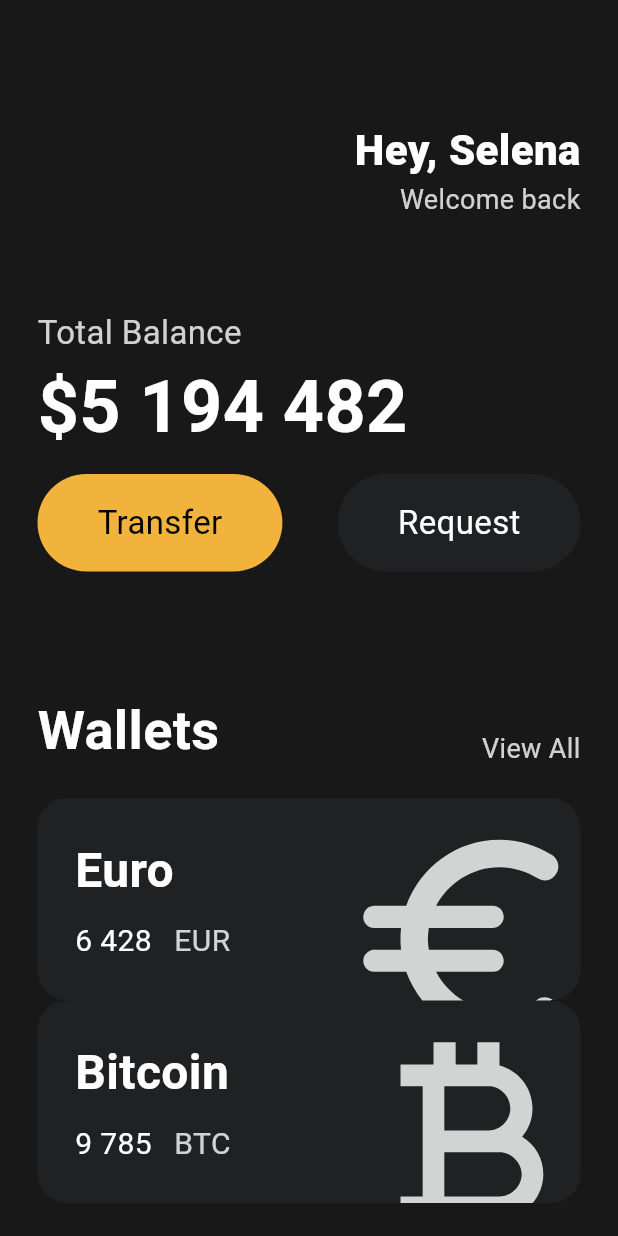
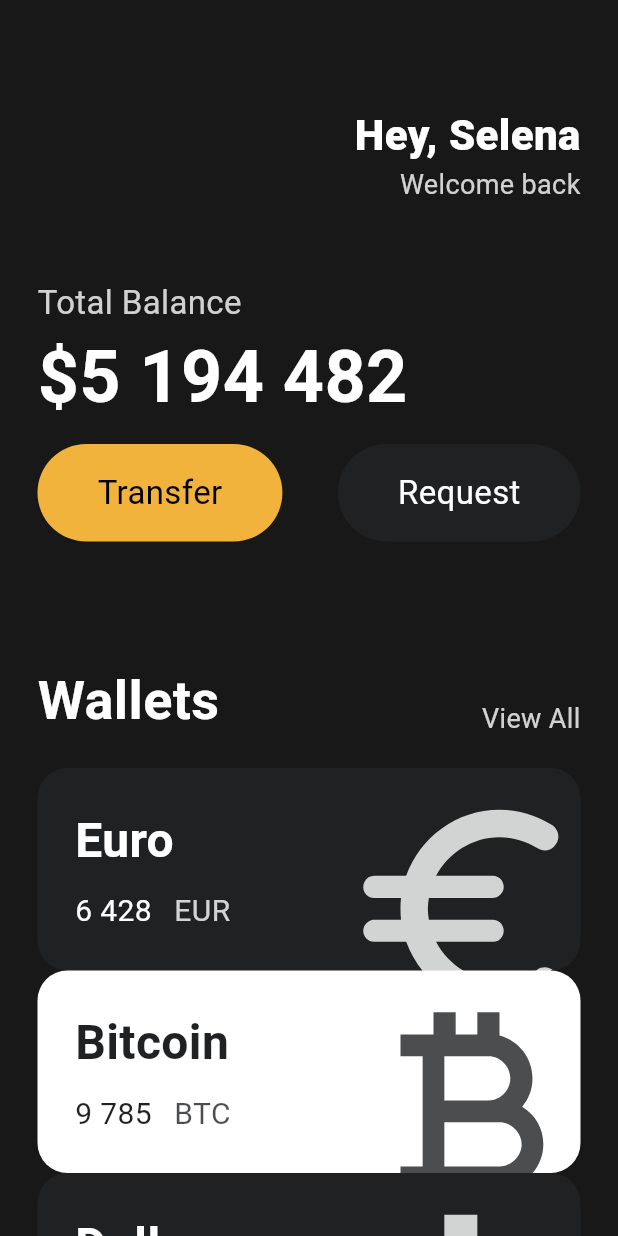
Before and after one commit to kimjihye058/2024-Flutter-Study, a Flutter app: the screen it shows after launch, on a phone screen of 412 x 824 dp. Run offline on Flutter 3.47's test engine with Material 3 defaults, Android fonts, the phone set to English and light mode, and no system bars.

Commit message:
scroll 가능하도록 하기(singleChildScrollView)

```diff
--- a/lib/main.dart
+++ b/lib/main.dart
@@ -15,7 +15,8 @@ class App extends StatelessWidget {
     return MaterialApp(
       home: Scaffold(
         backgroundColor: Color(0xFF181818),
-        body: Padding(
+        body: SingleChildScrollView(
+          child: Padding(
             padding: EdgeInsets.symmetric(
               horizontal: 25,
             ),
@@ -23,7 +24,7 @@ class App extends StatelessWidget {
               crossAxisAlignment: CrossAxisAlignment.start,
               children: [
                 SizedBox(
-                height: 80,
+                  height: 70,
                 ),
                 Row(
                   mainAxisAlignment: MainAxisAlignment.end,
@@ -51,7 +52,7 @@ class App extends StatelessWidget {
                   ],
                 ),
                 SizedBox(
-                height: 60,
+                  height: 50,
                 ),
                 Text(
                   'Total Balance',
@@ -119,14 +120,24 @@ class App extends StatelessWidget {
                   code: 'EUR',
                   amount: '6 428',
                   icon: Icons.euro_rounded,
+                  isInverted: false,
                 ),
                 CurrencyCard(
                   name: 'Bitcoin',
                   code: 'BTC',
                   amount: '9 785',
                   icon: Icons.currency_bitcoin,
+                  isInverted: true,
+                ),
+                CurrencyCard(
+                  name: 'Dollar',
+                  code: 'USD',
+                  amount: '428',
+                  icon: Icons.attach_money_outlined,
+                  isInverted: false,
                 ),
               ],
+            ),
           ),
         ),
       ),
--- a/lib/widgets/currency_card.dart
+++ b/lib/widgets/currency_card.dart
@@ -3,6 +3,9 @@ import 'package:flutter/material.dart';
 class CurrencyCard extends StatelessWidget {
   final String name, code, amount;
   final IconData icon;
+  final bool isInverted;
+
+  final _blackColor = const Color(0xFF1F2123);
 
   const CurrencyCard({
     super.key,
@@ -10,6 +13,7 @@ class CurrencyCard extends StatelessWidget {
     required this.code,
     required this.amount,
     required this.icon,
+    required this.isInverted,
   });
 
   @override
@@ -18,7 +22,7 @@ class CurrencyCard extends StatelessWidget {
     return Container(
       clipBehavior: Clip.hardEdge, // 아이콘의 나머지 부분이 숨겨짐
       decoration: BoxDecoration(
-        color: Color(0xFF1F2123),
+        color: isInverted ? Colors.white : _blackColor,
         borderRadius: BorderRadius.circular(20),
       ),
       child: Padding(
@@ -32,7 +36,7 @@ class CurrencyCard extends StatelessWidget {
                 Text(
                   name,
                   style: TextStyle(
-                    color: Colors.white,
+                    color: isInverted ? _blackColor : Colors.white,
                     fontSize: 32,
                     fontWeight: FontWeight.w600,
                   ),
@@ -45,7 +49,7 @@ class CurrencyCard extends StatelessWidget {
                     Text(
                       amount,
                       style: TextStyle(
-                        color: Colors.white,
+                        color: isInverted ? _blackColor : Colors.white,
                         fontSize: 20,
                       ),
                     ),
@@ -55,7 +59,9 @@ class CurrencyCard extends StatelessWidget {
                     Text(
                       code,
                       style: TextStyle(
-                        color: Colors.white.withOpacity(0.8),
+                        color: isInverted
+                            ? _blackColor.withOpacity(0.8)
+                            : Colors.white.withOpacity(0.8),
                         fontSize: 20,
                       ),
                     ),
@@ -70,7 +76,9 @@ class CurrencyCard extends StatelessWidget {
                 offset: Offset(-5, 12), // x좌표, y좌표 설정법
                 child: Icon(
                   icon,
-                  color: Colors.white.withOpacity(0.8),
+                  color: isInverted
+                      ? _blackColor.withOpacity(0.8)
+                      : Colors.white.withOpacity(0.8),
                   size: 80,
                 ),
               ),
```
Lines whose indentation alone changed are shown as unchanged.
